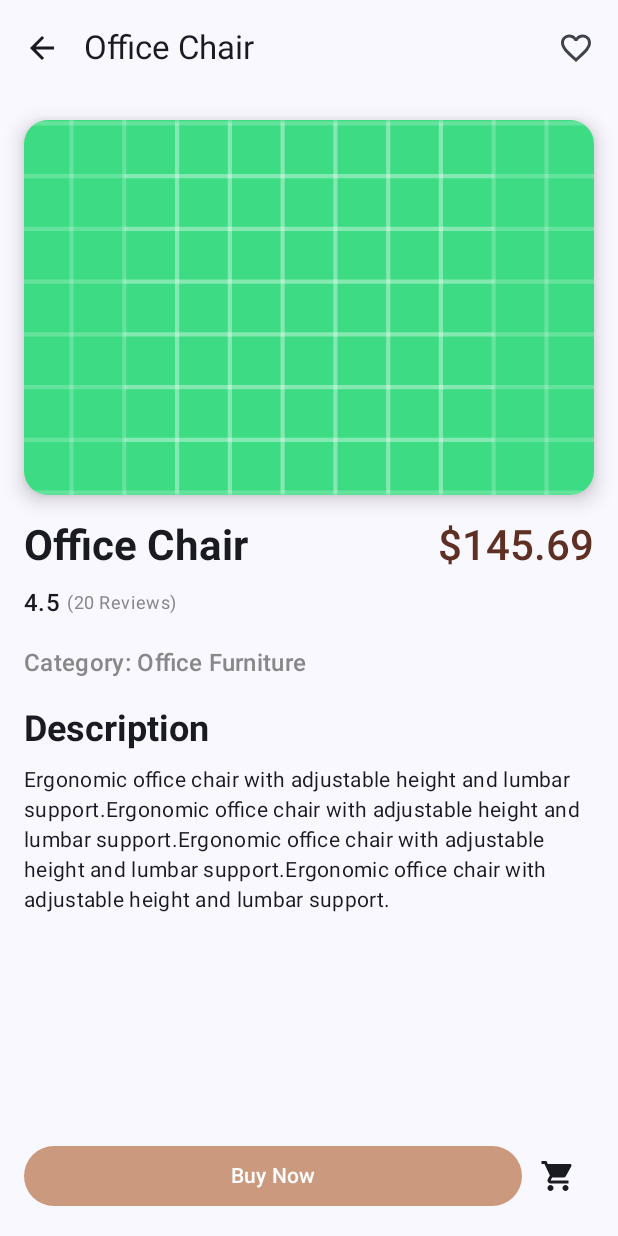
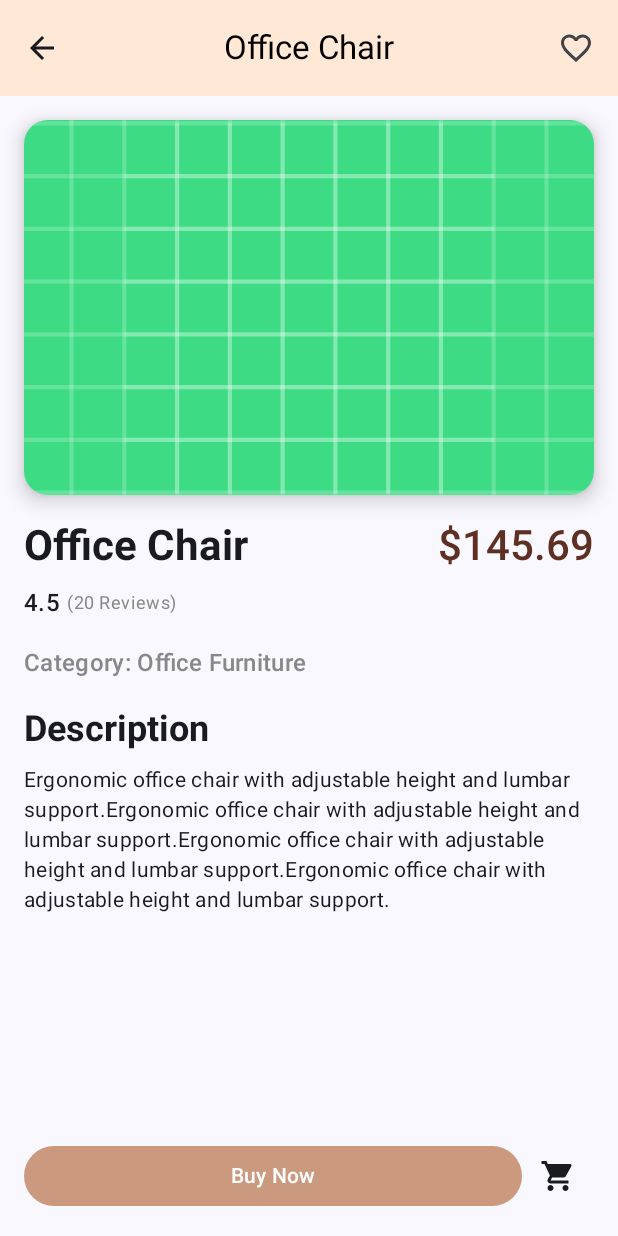
Before and after one commit to JaninduDiz/eCommerce-Android-App, an Android app built with Jetpack Compose: the @Preview function ProductScreenPreview, on a phone screen of 412 x 824 dp. Run offline under Robolectric (Android 15) with nearby library versions, the phone set to English and light mode, and no system bars.

Commit message:
update usage of CustomTopAppBar

```diff
--- a/app/src/main/java/com/example/shoppingapp/views/OrderDetailsScreen.kt
+++ b/app/src/main/java/com/example/shoppingapp/views/OrderDetailsScreen.kt
@@ -53,7 +53,8 @@ fun OrderDetailsScreen(navController: NavController, orderId: String, orderState
             if (isBackHome == true) navController.navigate("home")
             else navController.popBackStack()
         },
-        centeredHeader = true
+        centeredHeader = true,
+        isHeaderPinned = true,
     ) { paddingValues ->
         order.let {
             LazyColumn(
--- a/app/src/main/java/com/example/shoppingapp/views/ProductDetailsScreen.kt
+++ b/app/src/main/java/com/example/shoppingapp/views/ProductDetailsScreen.kt
@@ -30,6 +30,7 @@ import com.example.shoppingapp.viewmodels.CartState
 import com.example.shoppingapp.models.Product
 import com.example.shoppingapp.models.sampleProducts
 import com.example.shoppingapp.ui.theme.ShoppingAppTheme
+import com.example.shoppingapp.views.components.CustomTopAppBar
 
 @OptIn(ExperimentalMaterial3Api::class)
 @Composable
@@ -42,19 +43,13 @@ fun ProductDetailsScreen(
     val product = sampleProducts.find { it.productId == productId }
 
     product?.let {
-        Scaffold(
-            topBar = {
-                TopAppBar(
-                    title = { Text(text = product.name) },
-                    navigationIcon = {
-                        IconButton(onClick = { navController.popBackStack() }) {
-                            Icon(
-                                imageVector = Icons.AutoMirrored.Filled.ArrowBack,
-                                contentDescription = "Back"
-                            )
-                        }
-                    },
-                    actions = {
+        CustomTopAppBar(
+            title = product.name,
+            onNavigationClick = { navController.popBackStack() },
+            centeredHeader = true,
+            showActionIcon = true,
+            isHeaderPinned = true,
+            actionIcon = {
                 IconButton(onClick = { /* Handle favorite click */ }) {
                     Icon(
                         imageVector = Icons.Filled.FavoriteBorder,
@@ -62,8 +57,8 @@ fun ProductDetailsScreen(
                     )
                 }
             }
-                )
-            },
+        ) { paddingValues ->
+            Scaffold(
                 bottomBar = {
                     Row(
                         modifier = Modifier
@@ -83,7 +78,7 @@ fun ProductDetailsScreen(
                         IconButton(
                             onClick = {
                                 cartState.addToCart(product)
-                            Toast.makeText(context, "${product.name} added to cart", Toast.LENGTH_SHORT).show() // Show toast message
+                                Toast.makeText(context, "${product.name} added to cart", Toast.LENGTH_SHORT).show()
                             },
                             modifier = Modifier.size(48.dp)
                         ) {
@@ -94,10 +89,11 @@ fun ProductDetailsScreen(
                         }
                     }
                 }
-        ) { paddingValues ->
+            ) { innerPadding ->
                 Column(
                     modifier = Modifier
                         .fillMaxSize()
+                        .padding(innerPadding)
                         .padding(paddingValues)
                         .verticalScroll(rememberScrollState())
                         .padding(16.dp)
@@ -107,6 +103,7 @@ fun ProductDetailsScreen(
                     ProductInfoSection(product)
                     Spacer(modifier = Modifier.height(16.dp))
                     ProductDescriptionSection(product.description)
+                }
             }
         }
     } ?: run {
--- a/app/src/main/java/com/example/shoppingapp/views/ProfileScreen.kt
+++ b/app/src/main/java/com/example/shoppingapp/views/ProfileScreen.kt
@@ -50,7 +50,8 @@ fun ProfileScreen(navController: NavController, userSessionManager: UserSessionM
     CustomTopAppBar(
         title = "Profile",
         onNavigationClick = { navController.popBackStack() },
-        centeredHeader = true
+        centeredHeader = true,
+        isHeaderPinned = true
     ) { paddingValues ->
         ProfileContent(paddingValues, currentUser, userSessionManager, navController)
     }
```
Lines whose indentation alone changed are shown as unchanged.
